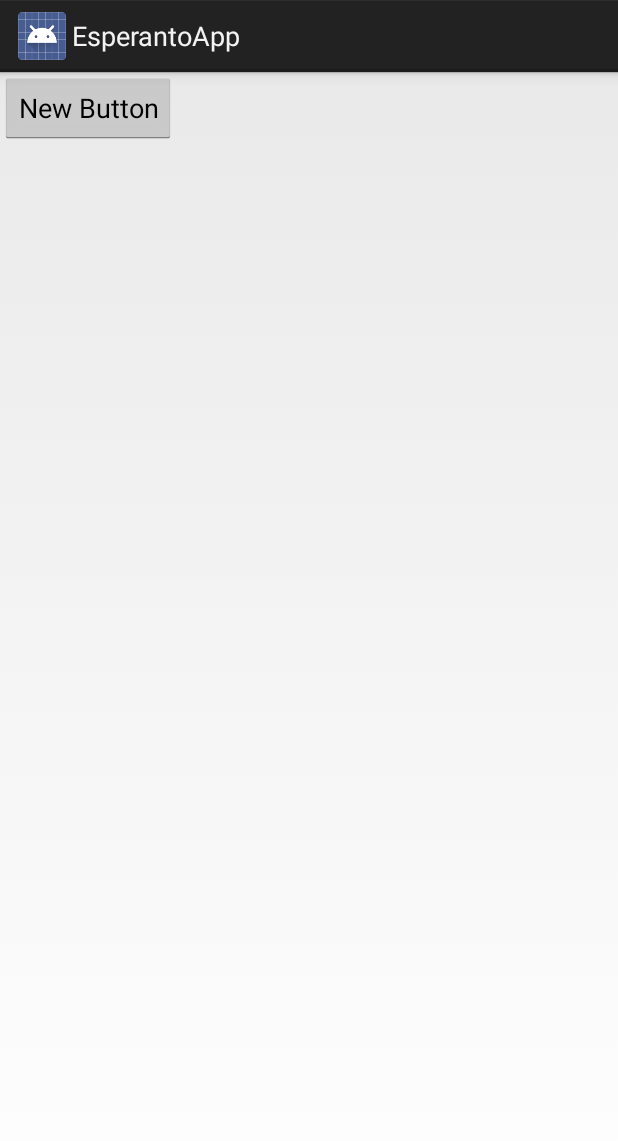
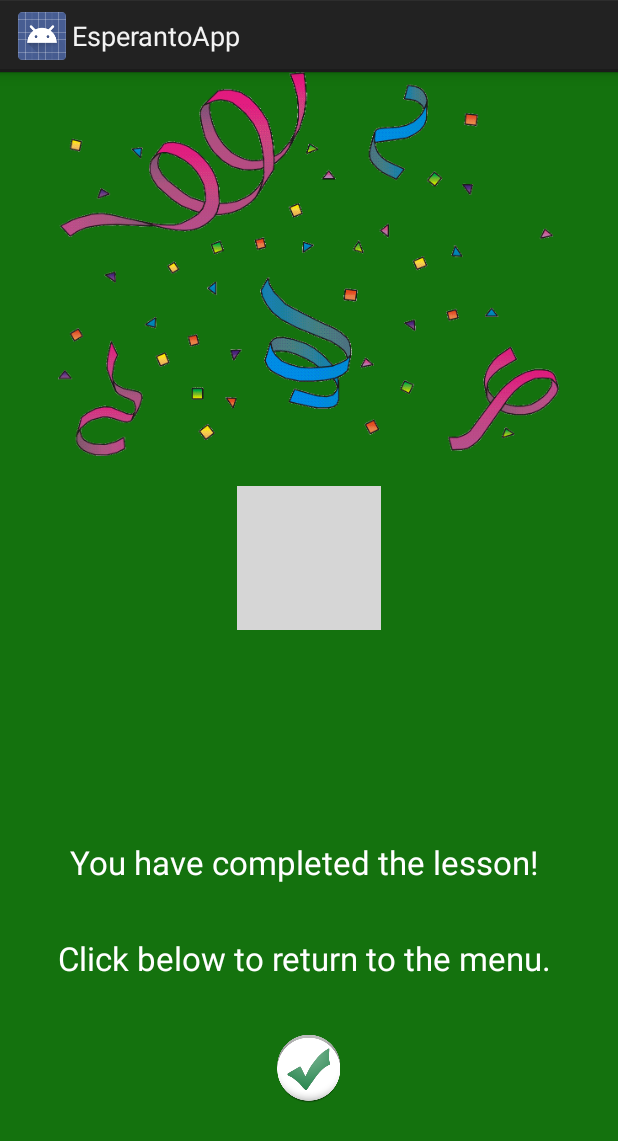
Before and after one commit to andrasbak/EsperantoTeachingApp, an Android app: the fragment ScreenTypeFinished shown on its own in the app's theme, on a phone screen of 412 x 824 dp. Shown: the top 1141 px of the screen. Run offline under Robolectric (Android 15) with nearby library versions, the phone set to English and light mode, and no system bars; grey boxes are pictures that could not be loaded.

Commit message:
Finish fragment layout færdigt

```diff
--- a/app/src/main/java/com/example/andras/esperantoapp/ui/ScreenTypeFinished.java
+++ b/app/src/main/java/com/example/andras/esperantoapp/ui/ScreenTypeFinished.java
@@ -19,7 +19,7 @@ import org.json.JSONObject;
 
 public class ScreenTypeFinished extends Fragment implements View.OnClickListener {
 
-  Button button;
+  ImageButton button;
 
   @Override
   public View onCreateView(LayoutInflater inflater, ViewGroup container,
@@ -27,7 +27,7 @@ public class ScreenTypeFinished extends Fragment implements View.OnClickListener
     // Inflate the layout for this fragment
     View viewFinished = inflater.inflate(R.layout.fragment_type_finished, container, false);
 
-      button = (Button)viewFinished.findViewById(R.id.buttonFinish);
+      button = (ImageButton)viewFinished.findViewById(R.id.buttonFinish);
       button.setOnClickListener(this);
 
 
--- /dev/null
+++ b/app/src/main/res/drawable-xxhdpi/checkmark_selector.xml
@@ -0,0 +1,11 @@
+<?xml version="1.0" encoding="utf-8"?>
+
+<selector xmlns:android="http://schemas.android.com/apk/res/android">
+
+    <item android:drawable="@drawable/checkmarkalt"
+        android:state_pressed="true" />
+    <item android:drawable="@drawable/checkmarkalt"
+        android:state_focused="true" />
+    <item android:drawable="@drawable/checkmark" />
+
+</selector>
--- a/app/src/main/res/layout/fragment_type_finished.xml
+++ b/app/src/main/res/layout/fragment_type_finished.xml
@@ -2,11 +2,94 @@
 
 <LinearLayout xmlns:android="http://schemas.android.com/apk/res/android"
     android:orientation="vertical" android:layout_width="match_parent"
-    android:layout_height="match_parent">
+    android:layout_height="match_parent"
+    android:background="#ff14720e"
+    android:weightSum="1">
 
-    <Button
-        android:layout_width="wrap_content"
-        android:layout_height="wrap_content"
-        android:text="New Button"
-        android:id="@+id/buttonFinish" />
+    <LinearLayout
+        android:layout_width="fill_parent"
+        android:layout_height="0dp"
+        android:layout_weight="0.33"
+        android:orientation="vertical">
+
+        <ImageView
+            android:layout_width="wrap_content"
+            android:layout_height="wrap_content"
+            android:layout_gravity="center"
+            android:src="@drawable/fanfare"/>
+
+        </LinearLayout>
+
+    <LinearLayout
+        android:layout_width="fill_parent"
+        android:layout_height="0dp"
+        android:layout_weight="0.33"
+        android:orientation="vertical">
+
+        <ImageView
+            android:layout_width="wrap_content"
+            android:layout_height="wrap_content"
+            android:layout_gravity="center"
+            android:src="@drawable/congratulations"
+            android:contentDescription="grats"
+            android:layout_marginTop="20dp" />
+
+
+        </LinearLayout>
+
+    <LinearLayout
+        android:layout_width="fill_parent"
+        android:layout_height="0dp"
+        android:layout_weight="0.33"
+        android:orientation="vertical"
+        android:weightSum="1">
+
+        <LinearLayout
+            android:layout_width="fill_parent"
+            android:layout_height="0dp"
+            android:layout_weight="0.5"
+            android:orientation="vertical"
+            android:weightSum="1">
+
+            <TextView
+                android:layout_width="wrap_content"
+                android:layout_height="0dp"
+                android:layout_weight="0.50"
+                android:layout_gravity="center"
+                android:text="You have completed the lesson! "
+                android:textColor="#ffffffff"
+                android:textSize="22dp"
+                android:textAlignment="center"/>
+
+            <TextView
+                android:layout_width="wrap_content"
+                android:layout_height="0dp"
+                android:layout_weight="0.50"
+                android:layout_gravity="center"
+                android:text="Click below to return to the menu. "
+                android:textColor="#ffffffff"
+                android:textSize="22dp"
+                android:textAlignment="center"/>
+
+            </LinearLayout>
+
+        <LinearLayout
+            android:layout_width="fill_parent"
+            android:layout_height="0dp"
+            android:layout_weight="0.50"
+            android:orientation="vertical">
+
+            <ImageButton
+                android:layout_width="wrap_content"
+                android:layout_height="wrap_content"
+                android:layout_gravity="center"
+                android:background="@drawable/checkmark_selector"
+                android:id="@+id/buttonFinish" />
+
+        </LinearLayout>
+
+
+    </LinearLayout>
+
+
 </LinearLayout>
```
Also changed, not shown: app/src/main/res/drawable-xxhdpi/checkmark.png (added), app/src/main/res/drawable-xxhdpi/checkmarkalt.png (added), app/src/main/res/drawable-xxhdpi/fanfare.gif (added).
